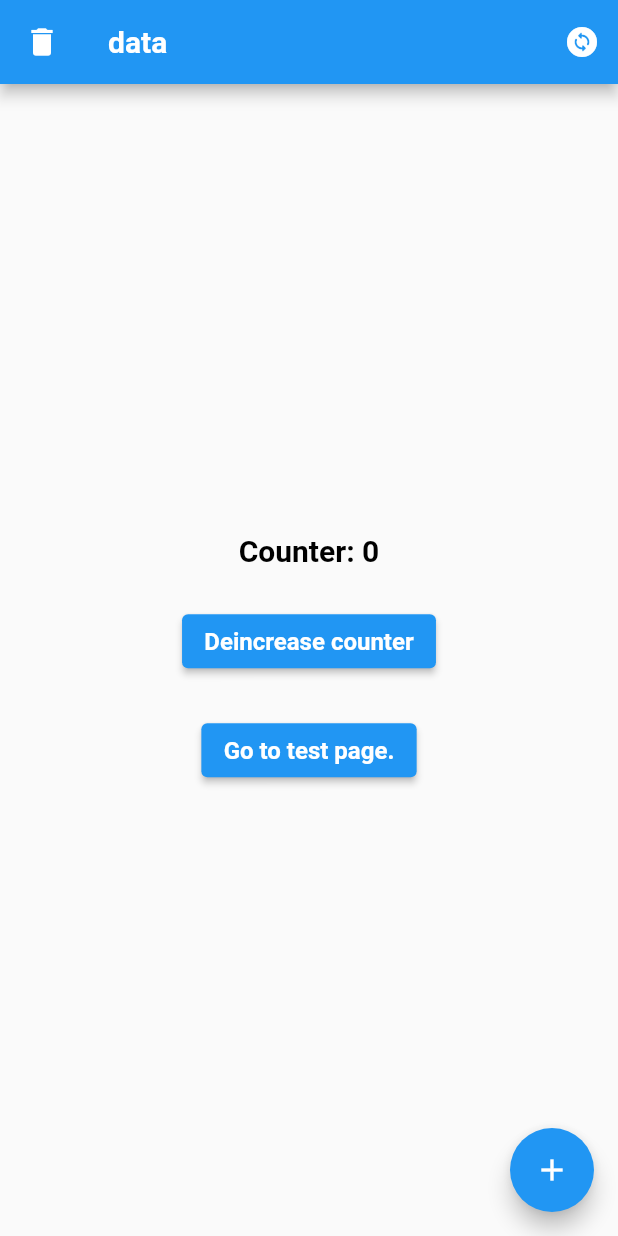
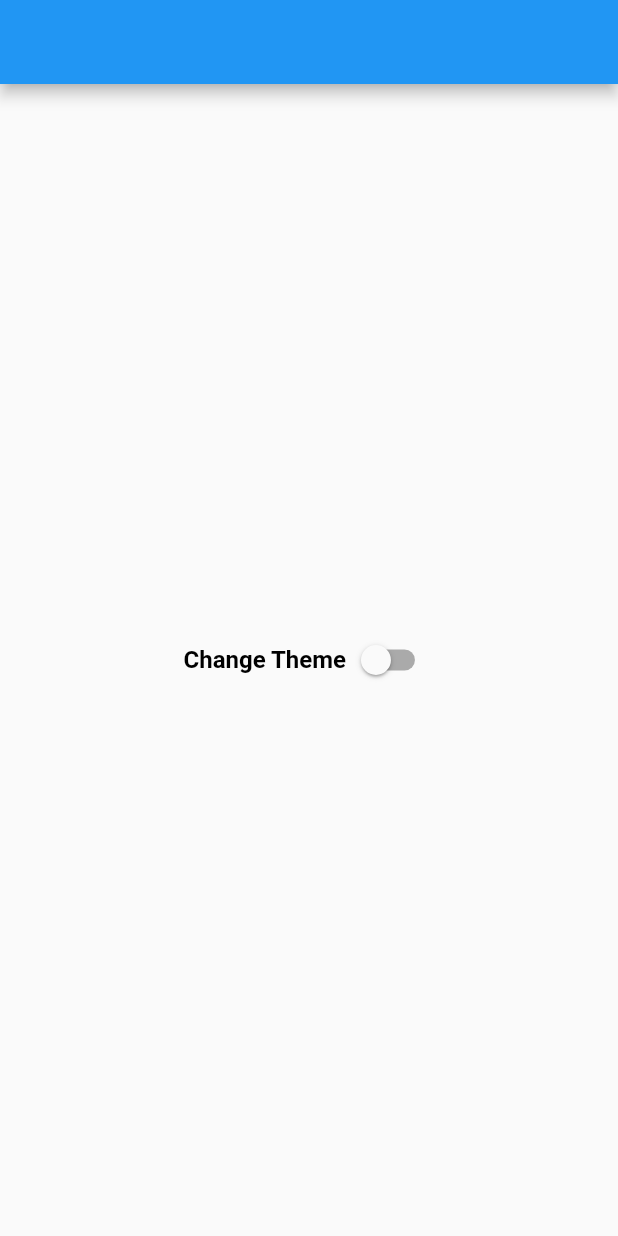
Before and after one commit to akaanuzman/getx_tutorial, a Flutter app: the screen it shows after launch, on a phone screen of 412 x 824 dp. Run offline on Flutter 3.47's test engine with Material 2 defaults, Android fonts, the phone set to English and light mode, and no system bars; our stand-ins replace get, get_storage; generated files the repository leaves out were written again.

Commit message:
change theme with local storage

```diff
--- a/lib/core/base/base_singleton.dart
+++ b/lib/core/base/base_singleton.dart
@@ -1,8 +1,7 @@
 
 import 'package:getx_tutorial/features/constants/app_routes.dart';
 
-import '../constants/app_constants.dart';
-import '../constants/icon_constants.dart';
+import '../../features/constants/app_constants.dart';
 import '../helpers/ui_globals.dart';
 import '../theme/color/my_colors.dart';
 import '../theme/my_theme.dart';
@@ -16,6 +15,5 @@ abstract class BaseSingleton {
   UIGlobals get uiGlobals => UIGlobals.instance;
   AppValidators get validators => AppValidators.instance;
   AppConstants get constants => AppConstants.instance;
-  IconConstants get icons => IconConstants.instance;
   AppRoutes get routes => AppRoutes.instance;
 }
--- a/lib/core/constants/icon_constants.dart
+++ /dev/null
@@ -1,26 +0,0 @@
-import 'package:flutter/material.dart';
-
-class IconConstants {
-  static IconConstants? _instance;
-  static IconConstants get instance {
-    if (_instance != null) {
-      return _instance!;
-    } else {
-      _instance = IconConstants.init();
-      return _instance!;
-    }
-  }
-
-  IconConstants.init();
-
-  Icon get email => const Icon(Icons.email);
-  Icon get lock => const Icon(Icons.lock);
-  Icon get person => const Icon(Icons.person);
-  Icon get search => const Icon(Icons.search);
-  Icon get language => const Icon(Icons.language);
-  Icon get place => const Icon(Icons.place);
-  Icon get description=> const Icon(Icons.description);
-
-
-
-}
--- a/lib/core/theme/my_theme.dart
+++ b/lib/core/theme/my_theme.dart
@@ -16,8 +16,9 @@ class MyTheme extends IMyTheme {
 
   MyTheme.init();
 
-  ThemeData get themeData => ThemeData(
+  ThemeData get themeDataLigth => ThemeData.light().copyWith(
         textTheme: MyTexts.instance.textTheme,
       );
 
+  ThemeData get themeDataDark => ThemeData.dark().copyWith();
 }
--- a/lib/core/constants/app_constants.dart
+++ b/lib/features/constants/app_constants.dart
@@ -1,5 +1,5 @@
 
-import '../navigation/navigation_service.dart';
+import '../../core/navigation/navigation_service.dart';
 import 'package:flutter_gen/gen_l10n/app_localizations.dart';
 
 class AppConstants {
@@ -16,7 +16,7 @@ class AppConstants {
   AppConstants.init();
 
   String get appTitle => "Getx Tutorial";
-  String get initialRoute => "/home";
+  String get initialRoute => "/splash";
   bool get debugShowCheckedModeBanner => false;
   get localizationsDelegates => AppLocalizations.localizationsDelegates;
   get supportedLocales => AppLocalizations.supportedLocales;
--- a/lib/features/constants/app_routes.dart
+++ b/lib/features/constants/app_routes.dart
@@ -1,7 +1,6 @@
 import 'package:get/get.dart';
-import 'package:getx_tutorial/products/views/test_view.dart';
-
-import '../../products/views/home_view.dart';
+import 'package:getx_tutorial/products/views/splash_view.dart';
+import '../../products/views/theme_view.dart';
 
 class AppRoutes {
   static AppRoutes? _instance;
@@ -17,18 +16,18 @@ class AppRoutes {
   AppRoutes.init();
 
   final List<String> _routeNames = [
-    "/home",
-    "/test",
+    "/splash",
+    "/theme",
   ];
 
   List<GetPage> get appRoutes => [
         GetPage(
           name: _routeNames[0],
-          page: () => HomeView(),
+          page: () => const SplashView(),
         ),
         GetPage(
           name: _routeNames[1],
-          page: () => const TestView(),
+          page: () => ThemeView(),
         ),
       ];
 }
--- a/lib/main.dart
+++ b/lib/main.dart
@@ -1,24 +1,34 @@
 import 'package:flutter/material.dart';
 import 'package:get/get.dart';
+import 'package:get_storage/get_storage.dart';
 import 'package:getx_tutorial/core/base/base_singleton.dart';
+import 'package:getx_tutorial/products/controllers/splash_controller.dart';
 
-void main() => runApp(
-      const MyApp(),
-    );
+void main() async {
+  await GetStorage.init();
+  runApp(const MyApp());
+}
 
 class MyApp extends StatelessWidget with BaseSingleton {
   const MyApp({super.key});
 
   @override
   Widget build(BuildContext context) {
+    final controller = Get.put(SplashController());
+    return Obx(
+      () {
         return GetMaterialApp(
           debugShowCheckedModeBanner: constants.debugShowCheckedModeBanner,
           initialRoute: constants.initialRoute,
           supportedLocales: constants.supportedLocales,
           localizationsDelegates: constants.localizationsDelegates,
-      theme: theme.themeData,
+          theme: controller.theme,
+          darkTheme: theme.themeDataDark,
+          themeMode: ThemeMode.system,
           navigatorKey: constants.navigatorKey,
           getPages: routes.appRoutes,
         );
+      },
+    );
   }
 }
--- a/lib/products/controllers/main_controller.dart
+++ /dev/null
@@ -1,24 +0,0 @@
-import 'package:get/get.dart';
-
-class MainController extends GetxController {
-  final RxString title = "data".obs;
-  final RxInt counter = 0.obs;
-
-  get changeTitle {
-    title(title + ".");
-  }
-
-  get removeLastCharFromTitle {
-    if (title.string.isNotEmpty) {
-      title(title.string.substring(0, title.string.length - 1));
-    }
-  }
-
-  get increaseCounter {
-    counter(counter.value + 1);
-  }
-
-  get deincreaseCounter {
-    counter(counter.value - 1);
-  }
-}
--- /dev/null
+++ b/lib/products/controllers/splash_controller.dart
@@ -0,0 +1,24 @@
+import 'package:flutter/material.dart';
+import 'package:get/get.dart';
+import 'package:get_storage/get_storage.dart';
+import 'package:getx_tutorial/core/theme/my_theme.dart';
+
+class SplashController extends GetxController {
+  RxBool status = Get.isDarkMode.obs;
+  final box = GetStorage();
+  ThemeData get theme => status.value
+      ? MyTheme.instance.themeDataDark
+      : MyTheme.instance.themeDataLigth;
+
+  Future<void> get loadSplash async {
+    // await box.remove("themeMode");
+    final bool result = await box.read("themeMode");
+    status.value = result;
+  }
+
+  get changeTheme async {
+    status.value = !status.value;
+    await box.write("themeMode", status.value);
+    Get.changeTheme(theme);
+  }
+}
--- a/lib/products/views/home_view.dart
+++ /dev/null
@@ -1,97 +0,0 @@
-import 'package:flutter/material.dart';
-import 'package:get/get.dart';
-import 'package:getx_tutorial/core/extensions/ui_extensions.dart';
-import 'package:getx_tutorial/products/controllers/main_controller.dart';
-import 'package:getx_tutorial/products/views/test_view.dart';
-
-class HomeView extends StatelessWidget {
-  final mainController = Get.put(MainController());
-  HomeView({super.key});
-
-  @override
-  Widget build(BuildContext context) {
-    return Scaffold(
-      appBar: _appBar,
-      body: _body(context),
-      floatingActionButton: _fabButton,
-    );
-  }
-
-  AppBar get _appBar {
-    return AppBar(
-      leading: _appBarLeading,
-      title: _appBarTitle,
-      actions: [_changeTitleButton],
-    );
-  }
-
-  IconButton get _appBarLeading {
-    return IconButton(
-      onPressed: () => mainController.removeLastCharFromTitle,
-      icon: const Icon(Icons.delete),
-    );
-  }
-
-  Obx get _appBarTitle {
-    return Obx(() {
-      String title = mainController.title.string;
-      return Text(title);
-    });
-  }
-
-  IconButton get _changeTitleButton {
-    return IconButton(
-      onPressed: () => mainController.changeTitle,
-      icon: const Icon(Icons.change_circle_rounded),
-    );
-  }
-
-  Widget _body(BuildContext context) {
-    return Column(
-      mainAxisAlignment: context.mainAxisACenter,
-      children: [
-        _counterText(context),
-        context.emptySizedHeightBox3x,
-        _deincreaseButton,
-        context.emptySizedHeightBox3x,
-        _testPageButton,
-      ],
-    );
-  }
-
-  Center _counterText(BuildContext context) {
-    return Center(
-      child: Obx(
-        () {
-          String counter = "Counter: ${mainController.counter}";
-          return Text(
-            counter,
-            style: context.textTheme.headline6,
-          );
-        },
-      ),
-    );
-  }
-
-  ElevatedButton get _deincreaseButton {
-    String label = "Deincrease counter";
-    return ElevatedButton(
-      onPressed: () => mainController.deincreaseCounter,
-      child: Text(label),
-    );
-  }
-
-  ElevatedButton get _testPageButton {
-    return ElevatedButton(
-      onPressed: () => Get.toNamed("/test"),
-      child: const Text("Go to test page."),
-    );
-  }
-
-  FloatingActionButton get _fabButton {
-    return FloatingActionButton(
-      onPressed: () => mainController.increaseCounter,
-      child: const Icon(Icons.add),
-    );
-  }
-}
--- /dev/null
+++ b/lib/products/views/splash_view.dart
@@ -0,0 +1,35 @@
+import 'package:flutter/material.dart';
+import 'package:get/get.dart';
+import 'package:getx_tutorial/products/controllers/splash_controller.dart';
+import 'package:getx_tutorial/products/views/theme_view.dart';
+
+class SplashView extends StatelessWidget {
+  const SplashView({super.key});
+
+  @override
+  Widget build(BuildContext context) {
+    SplashController _sctrl = Get.put(SplashController());
+    return Scaffold(
+      body: FutureBuilder(
+        future: _sctrl.loadSplash,
+        builder: (context, snapshot) {
+          switch (snapshot.connectionState) {
+            case ConnectionState.waiting:
+              return _body(context);
+            default:
+              return ThemeView();
+          }
+        },
+      ),
+    );
+  }
+
+  Center _body(BuildContext context) {
+    return Center(
+      child: Text(
+        "Getx Tutorial",
+        style: context.textTheme.headline6,
+      ),
+    );
+  }
+}
--- a/lib/products/views/test_view.dart
+++ /dev/null
@@ -1,43 +0,0 @@
-import 'package:flutter/material.dart';
-import 'package:get/get.dart';
-import 'package:getx_tutorial/core/extensions/ui_extensions.dart';
-
-class TestView extends StatelessWidget {
-  const TestView({super.key});
-
-  @override
-  Widget build(BuildContext context) {
-    return Scaffold(
-      appBar: AppBar(),
-      body: Center(
-        child: Column(
-          mainAxisAlignment: context.mainAxisACenter,
-          children: [
-            ElevatedButton(
-              onPressed: () {
-                Get.snackbar("title", "message", backgroundColor: Colors.white);
-              },
-              child: const Text("snackbar"),
-            ),
-            ElevatedButton(
-              onPressed: () {
-                Get.dialog(
-                  const AlertDialog(
-                    title: Text("data"),
-                  ),
-                );
-              },
-              child: const Text("dialog"),
-            ),
-            ElevatedButton(
-              onPressed: () {
-                Get.defaultDialog();
-              },
-              child: const Text("default dialog"),
-            ),
-          ],
-        ),
-      ),
-    );
-  }
-}
--- /dev/null
+++ b/lib/products/views/theme_view.dart
@@ -0,0 +1,37 @@
+import 'package:flutter/material.dart';
+import 'package:get/get.dart';
+import 'package:getx_tutorial/core/extensions/ui_extensions.dart';
+import 'package:getx_tutorial/products/controllers/splash_controller.dart';
+
+class ThemeView extends StatelessWidget {
+  final SplashController controller = Get.put(SplashController());
+
+  ThemeView({super.key});
+
+  @override
+  Widget build(BuildContext context) {
+    return Scaffold(
+      appBar: AppBar(),
+      body: Center(
+        child: Row(
+          mainAxisAlignment: context.mainAxisACenter,
+          children: [
+            Text(
+              "Change Theme",
+              style: context.textTheme.subtitle1!
+                  .copyWith(fontWeight: context.fw700),
+            ),
+            Obx(
+              () {
+                return Switch(
+                  value: controller.status.value,
+                  onChanged: (val) => controller.changeTheme,
+                );
+              },
+            )
+          ],
+        ),
+      ),
+    );
+  }
+}
--- a/pubspec.yaml
+++ b/pubspec.yaml
@@ -17,6 +17,9 @@ dependencies:
   # State Management
   get: ^4.6.5
 
+  # Local Storage
+  get_storage: ^2.0.3
+
   # Localizations
   flutter_localizations:
     sdk: flutter
```
Also changed, not shown: lib/core/constants/test.dart (deleted), pubspec.lock, 6 other files. Lines whose indentation alone changed are shown as unchanged.
